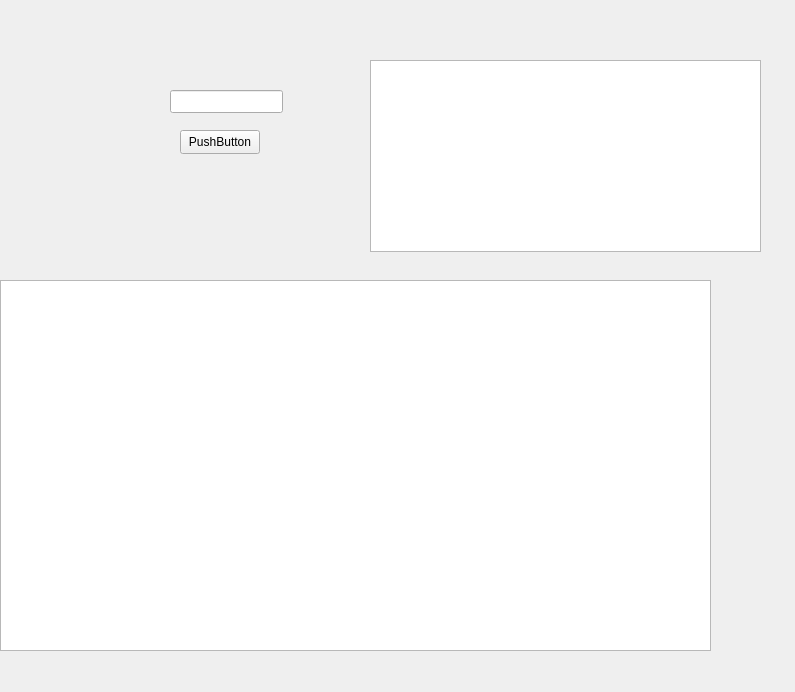
Above: searchwindow.ui from wind2018-wy/USTB_QTwork_HPsearch before the change. Below: the same form after it.
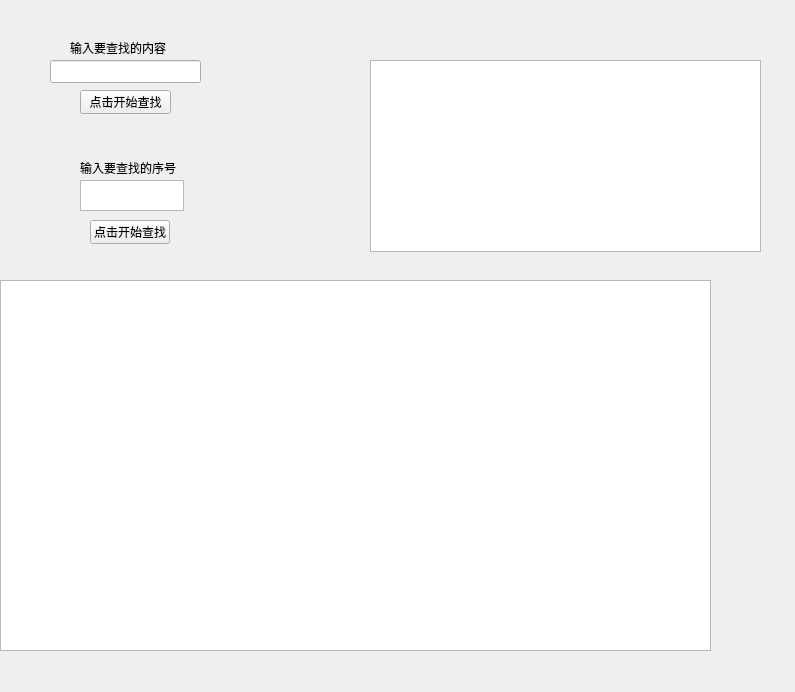
That is the form after the change.

The edit to the form file:
```diff
--- a/searchwindow.ui
+++ b/searchwindow.ui
@@ -16,9 +16,9 @@
   <widget class="QLineEdit" name="goalWord">
    <property name="geometry">
     <rect>
-     <x>170</x>
-     <y>90</y>
-     <width>113</width>
+     <x>50</x>
+     <y>60</y>
+     <width>151</width>
      <height>23</height>
     </rect>
    </property>
@@ -26,14 +26,14 @@
   <widget class="QPushButton" name="Butt_goalWord">
    <property name="geometry">
     <rect>
-     <x>180</x>
-     <y>130</y>
-     <width>80</width>
+     <x>80</x>
+     <y>90</y>
+     <width>91</width>
      <height>24</height>
     </rect>
    </property>
    <property name="text">
-    <string>PushButton</string>
+    <string>点击开始查找</string>
    </property>
   </widget>
   <widget class="QTextBrowser" name="goalWordShow">
@@ -56,6 +56,55 @@
     </rect>
    </property>
   </widget>
+  <widget class="QTextEdit" name="noInPut">
+   <property name="geometry">
+    <rect>
+     <x>80</x>
+     <y>180</y>
+     <width>104</width>
+     <height>31</height>
+    </rect>
+   </property>
+  </widget>
+  <widget class="QLabel" name="label">
+   <property name="geometry">
+    <rect>
+     <x>70</x>
+     <y>40</y>
+     <width>101</width>
+     <height>16</height>
+    </rect>
+   </property>
+   <property name="text">
+    <string>输入要查找的内容</string>
+   </property>
+  </widget>
+  <widget class="QPushButton" name="Butt_goalNo">
+   <property name="geometry">
+    <rect>
+     <x>90</x>
+     <y>220</y>
+     <width>80</width>
+     <height>24</height>
+    </rect>
+   </property>
+   <property name="text">
+    <string>点击开始查找</string>
+   </property>
+  </widget>
+  <widget class="QLabel" name="label_2">
+   <property name="geometry">
+    <rect>
+     <x>80</x>
+     <y>160</y>
+     <width>111</width>
+     <height>16</height>
+    </rect>
+   </property>
+   <property name="text">
+    <string>输入要查找的序号</string>
+   </property>
+  </widget>
  </widget>
  <resources/>
  <connections/>
```
